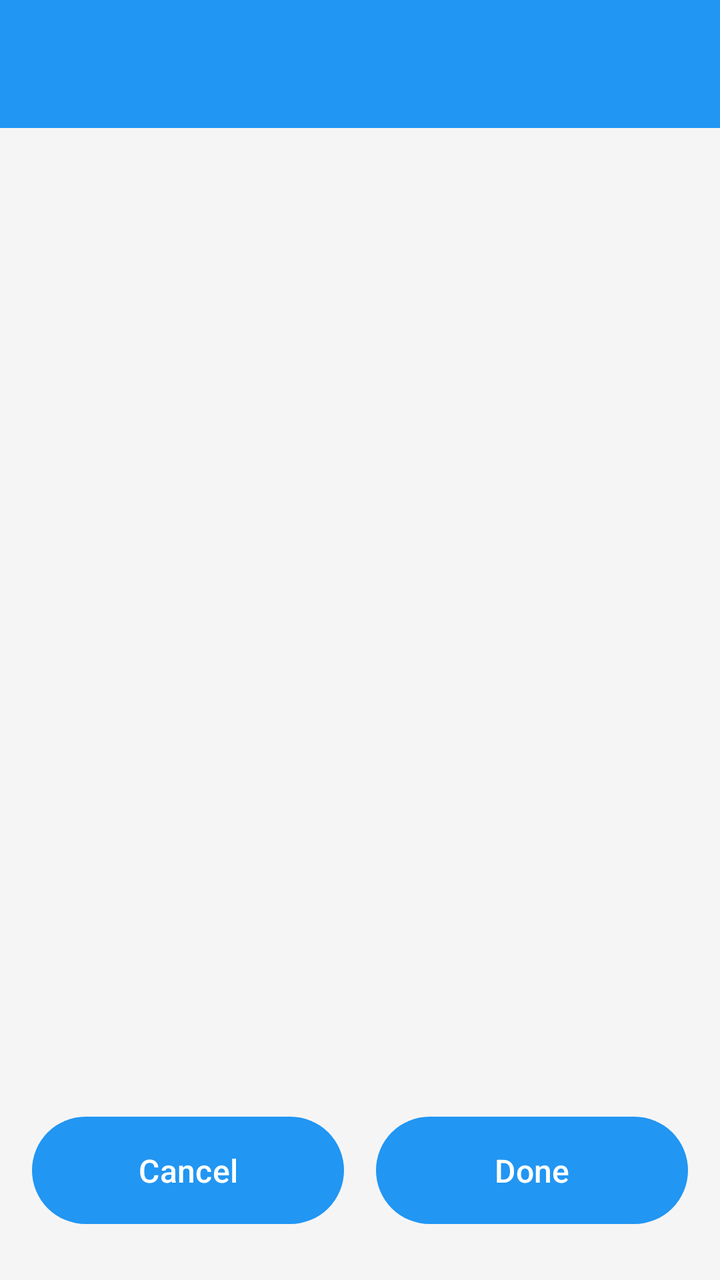
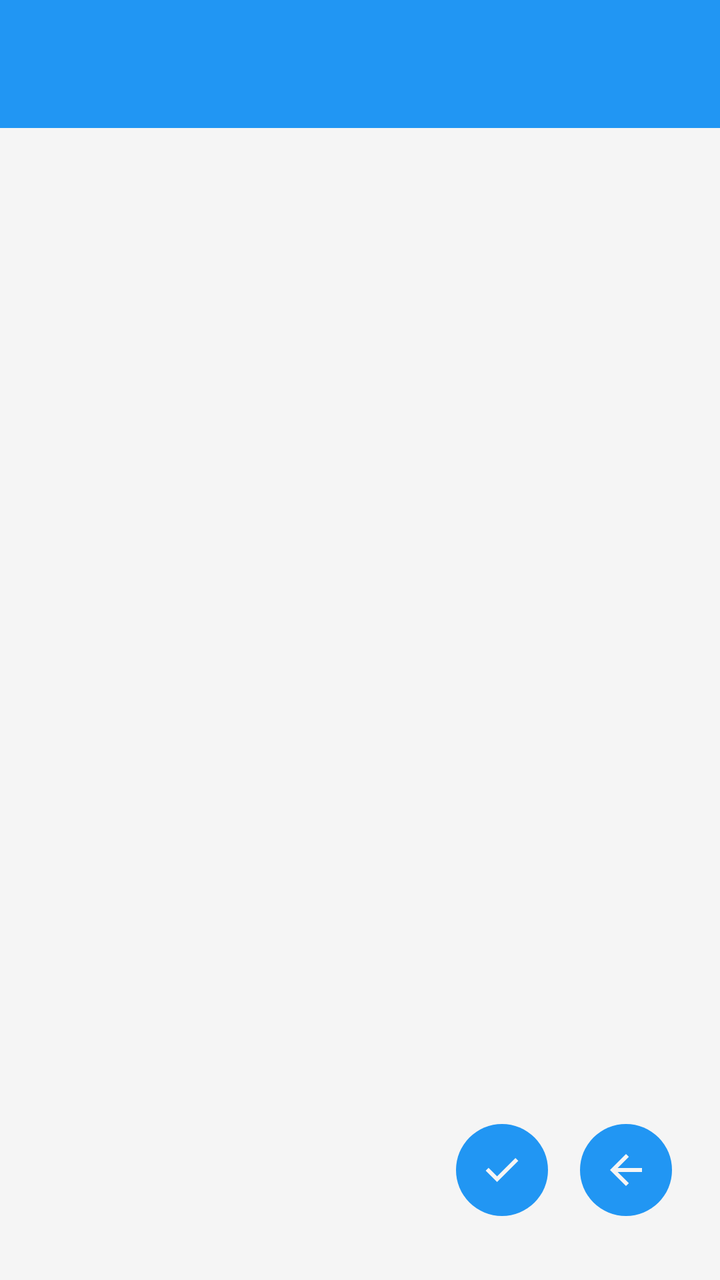

Compare the two renders of this Android layout. The source of the first and the diff that turns it into the second are given below.
<!-- AndroidManifest.xml: application theme Theme.Freer -->
<!-- res/layout/activity_choose_key_info.xml -->
<?xml version="1.0" encoding="utf-8"?>
<LinearLayout xmlns:android="http://schemas.android.com/apk/res/android"
    android:layout_width="match_parent"
    android:layout_height="match_parent"
    android:orientation="vertical"
    android:background="@color/main_background">

    <include layout="@layout/common_toolbar" />

    
    <FrameLayout
        android:id="@+id/fragment_container"
        android:layout_width="match_parent"
        android:layout_height="0dp"
        android:layout_weight="1" />

    
    <LinearLayout
        android:id="@+id/button_container"
        android:layout_width="match_parent"
        android:layout_height="wrap_content"
        android:orientation="horizontal"
        android:padding="16dp"
        android:layout_marginBottom="8dp">

        <com.google.android.material.button.MaterialButton
            android:id="@+id/cancel_button"
            android:layout_width="0dp"
            android:layout_height="wrap_content"
            android:layout_weight="1"
            android:text="@string/cancel"
            android:textSize="16sp"
            android:padding="16dp"
            android:layout_marginEnd="8dp"/>

        <com.google.android.material.button.MaterialButton
            android:id="@+id/done_button"
            android:layout_width="0dp"
            android:layout_height="wrap_content"
            android:layout_weight="1"
            android:text="@string/done"
            android:textSize="16sp"
            android:padding="16dp"
            android:layout_marginStart="8dp"/>

    </LinearLayout>

</LinearLayout>
<!-- res/layout/common_toolbar.xml (included above) -->
<?xml version="1.0" encoding="utf-8"?>
<androidx.appcompat.widget.Toolbar xmlns:android="http://schemas.android.com/apk/res/android"
    xmlns:app="http://schemas.android.com/apk/res-auto"
    android:id="@+id/toolbar"
    android:layout_width="match_parent"
    android:layout_height="?attr/actionBarSize"
    android:background="@color/colorAccent"
    android:theme="@style/ThemeOverlay.Freer.Toolbar">

    <LinearLayout
        android:id="@+id/toolbar_fid_container"
        android:layout_width="wrap_content"
        android:layout_height="match_parent"
        android:layout_gravity="end"
        android:orientation="horizontal"
        android:gravity="center_vertical"
        android:paddingEnd="4dp"
        android:paddingStart="16dp"
        android:visibility="gone"
        android:clickable="true"
        android:focusable="true"
        android:background="?android:attr/selectableItemBackground">

        <TextView
            android:id="@+id/toolbar_fid_text"
            android:layout_width="wrap_content"
            android:layout_height="wrap_content"
            android:layout_marginEnd="8dp"
            android:text="FID123456789..."
            android:textColor="@android:color/white"
            android:textSize="14sp"
            android:maxLines="1"
            android:ellipsize="none" />

        <ImageView
            android:id="@+id/toolbar_avatar"
            android:layout_width="42dp"
            android:layout_height="42dp"
            android:background="@color/colorAccent"
            android:scaleType="centerCrop"
            android:contentDescription="@string/avatar" />

    </LinearLayout>

</androidx.appcompat.widget.Toolbar>
<!-- resources referenced by this layout -->
<resources>
  <color name="colorAccent">#2196F3</color>
  <color name="main_background">#F5F5F5</color>
  <string name="avatar">Avatar</string>
  <string name="cancel">Cancel</string>
  <string name="done">Done</string>
  <style name="ThemeOverlay.Freer.Toolbar" parent="ThemeOverlay.AppCompat.ActionBar">
          <item name="android:textColorPrimary">@color/main_background</item>
          <item name="android:textColorSecondary">@color/main_background</item>
      </style>
  <style name="Theme.Freer" parent="Base.Theme.Freer" />
  <style name="Base.Theme.Freer" parent="Theme.Material3.DayNight.NoActionBar">
          <item name="colorPrimary">#2196F3</item>
          <item name="colorAccent">#2196F3</item>
          <item name="android:windowBackground">#FFFFFF</item>
          
          <item name="android:windowLayoutInDisplayCutoutMode">shortEdges</item>
          <item name="android:enforceNavigationBarContrast">false</item>
          <item name="android:enforceStatusBarContrast">false</item>
          <item name="android:statusBarColor">@android:color/transparent</item>
          <item name="android:navigationBarColor">@android:color/transparent</item>
          <item name="android:windowLightStatusBar">true</item>
          <item name="android:windowLightNavigationBar">true</item>
      </style>
</resources>

<!-- the commit's change to res/layout/activity_choose_key_info.xml (unified diff, before → after) -->
@@ -21,27 +21,20 @@
         android:layout_height="wrap_content"
         android:orientation="horizontal"
         android:padding="16dp"
-        android:layout_marginBottom="8dp">
+        android:layout_marginBottom="8dp"
+        android:gravity="end">
 
-        <com.google.android.material.button.MaterialButton
-            android:id="@+id/cancel_button"
-            android:layout_width="0dp"
-            android:layout_height="wrap_content"
-            android:layout_weight="1"
-            android:text="@string/cancel"
-            android:textSize="16sp"
-            android:padding="16dp"
-            android:layout_marginEnd="8dp"/>
+        <ImageButton
+            android:id="@+id/done_button"
+            style="@style/ImageButtonStyle"
+            android:src="@drawable/ic_tick"
+            android:contentDescription="@string/done" />
 
-        <com.google.android.material.button.MaterialButton
-            android:id="@+id/done_button"
-            android:layout_width="0dp"
-            android:layout_height="wrap_content"
-            android:layout_weight="1"
-            android:text="@string/done"
-            android:textSize="16sp"
-            android:padding="16dp"
-            android:layout_marginStart="8dp"/>
+        <ImageButton
+            android:id="@+id/back_button"
+            style="@style/ImageButtonStyle"
+            android:src="@drawable/ic_back"
+            android:contentDescription="@string/back" />
 
     </LinearLayout>
 
@@ -53,7 +46,7 @@
     android:id="@+id/toolbar"
     android:layout_width="match_parent"
     android:layout_height="?attr/actionBarSize"
-    android:background="@color/colorAccent"
+    android:background="@color/accent"
     android:theme="@style/ThemeOverlay.Freer.Toolbar">
 
     <LinearLayout
@@ -62,30 +55,31 @@
         android:layout_height="match_parent"
         android:layout_gravity="end"
         android:orientation="horizontal"
-        android:gravity="center_vertical"
-        android:paddingEnd="4dp"
-        android:paddingStart="16dp"
+        android:gravity="end|center_vertical"
         android:visibility="gone"
         android:clickable="true"
         android:focusable="true"
+        android:paddingStart="8dp"
+        android:paddingEnd="16dp"
         android:background="?android:attr/selectableItemBackground">
 
         <TextView
             android:id="@+id/toolbar_fid_text"
-            android:layout_width="wrap_content"
+            android:layout_width="130dp"
             android:layout_height="wrap_content"
-            android:layout_marginEnd="8dp"
-            android:text="FID123456789..."
-            android:textColor="@android:color/white"
+            android:textColor="@color/main_background"
+            android:paddingStart="8dp"
+            android:paddingEnd="4dp"
             android:textSize="14sp"
             android:maxLines="1"
-            android:ellipsize="none" />
+            android:gravity="end"
+            android:ellipsize="middle" />
 
         <ImageView
             android:id="@+id/toolbar_avatar"
             android:layout_width="42dp"
             android:layout_height="42dp"
-            android:background="@color/colorAccent"
+            android:background="@color/accent"
             android:scaleType="centerCrop"
             android:contentDescription="@string/avatar" />
 
<!-- resource entries referenced after the edit -->
@@ -1,15 +1,50 @@
 <!-- resources referenced by this layout -->
 <resources>
-  <color name="colorAccent">#2196F3</color>
+  <color name="accent">#2196F3</color>
   <color name="main_background">#F5F5F5</color>
+  <!-- drawable ic_back (drawable) -->
+  <vector xmlns:android="http://schemas.android.com/apk/res/android"
+      android:width="24dp"
+      android:height="24dp"
+      android:viewportWidth="960"
+      android:viewportHeight="960">
+    <path
+        android:pathData="m313,520 l224,224 -57,56 -320,-320 320,-320 57,56 -224,224h487v80L313,520Z"
+        android:fillColor="@color/main_background"/>
+  </vector>
+  <!-- drawable ic_tick (drawable) -->
+  <vector xmlns:android="http://schemas.android.com/apk/res/android"
+      android:width="24dp"
+      android:height="24dp"
+      android:viewportWidth="960"
+      android:viewportHeight="960">
+    <path
+        android:pathData="M382,720 L154,492l57,-57 171,171 367,-367 57,57 -424,424Z"
+        android:fillColor="#75FB4C"/>
+  </vector>
   <string name="avatar">Avatar</string>
-  <string name="cancel">Cancel</string>
+  <string name="back">Back</string>
   <string name="done">Done</string>
+  <style name="ImageButtonStyle">
+          <item name="android:layout_width">46dp</item>
+          <item name="android:layout_height">46dp</item>
+          <item name="android:layout_margin">8dp</item>
+          <item name="android:background">@drawable/bg_round_accent</item>
+          <item name="android:tint">@color/main_background</item>
+          <item name="android:scaleType">centerInside</item>
+          <item name="android:padding">8dp</item>
+      </style>
   <style name="ThemeOverlay.Freer.Toolbar" parent="ThemeOverlay.AppCompat.ActionBar">
           <item name="android:textColorPrimary">@color/main_background</item>
           <item name="android:textColorSecondary">@color/main_background</item>
       </style>
   <style name="Theme.Freer" parent="Base.Theme.Freer" />
+  <!-- drawable bg_round_accent (drawable) -->
+  <?xml version="1.0" encoding="utf-8"?>
+  <shape xmlns:android="http://schemas.android.com/apk/res/android"
+      android:shape="oval">
+      <solid android:color="@color/accent" />
+  </shape>
   <style name="Base.Theme.Freer" parent="Theme.Material3.DayNight.NoActionBar">
           <item name="colorPrimary">#2196F3</item>
           <item name="colorAccent">#2196F3</item>
